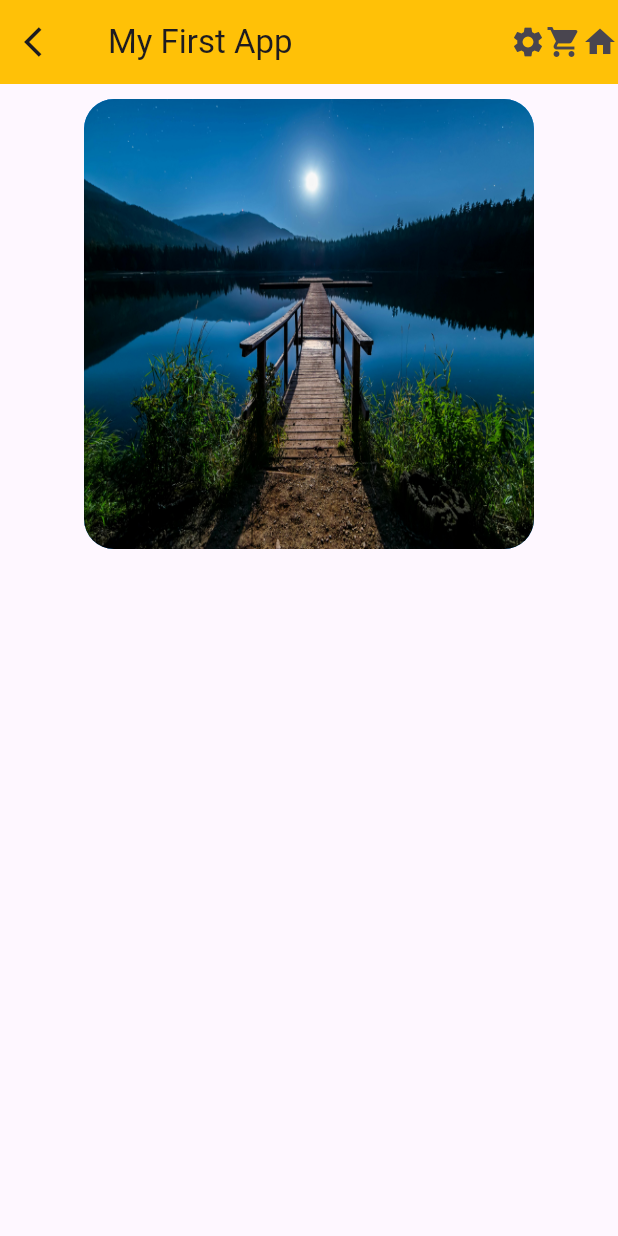
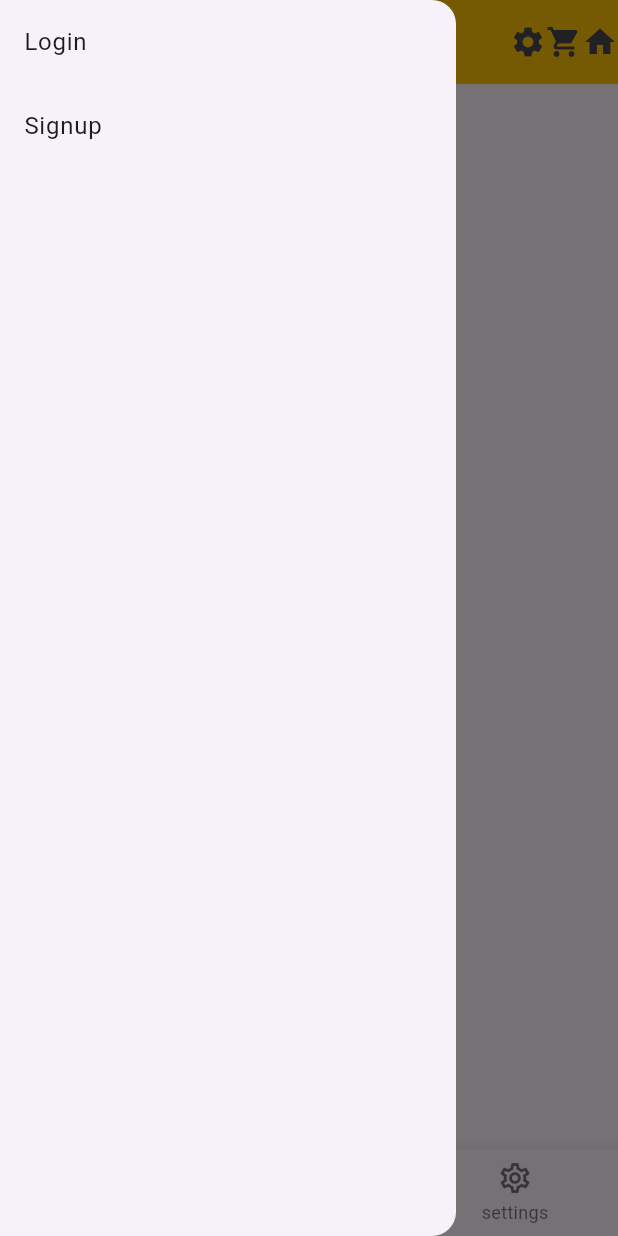
Before and after one commit to Sameer-Murtaja/gsg_flutter, a Flutter app: the MainApp screen opened by its route, with the side drawer open (before the commit the screen has no drawer), on a phone screen of 412 x 824 dp. Run offline on Flutter 3.47's test engine with Material 3 defaults, Android fonts, the phone set to English and light mode, and no system bars; network calls fail.

Commit message:
25-8-2025

```diff
--- a/lib/main.dart
+++ b/lib/main.dart
@@ -1,5 +1,6 @@
 import 'package:flutter/material.dart';
 import 'package:gsg_flutter/routes.dart';
+import 'package:gsg_flutter/screens/freelancer_details.dart';
 import 'package:gsg_flutter/screens/home.dart';
 import 'package:gsg_flutter/screens/login.dart';
 import 'package:gsg_flutter/screens/main_app.dart';
@@ -14,8 +15,11 @@ void main() {
         Routes.home: (context) => Home(),
         Routes.signup: (context) => Signup(),
         Routes.main: (context) => MainApp(),
+        Routes.freelancerDetails : (context) => FreelancerDetails()
       },
-     home: Login()));
+      home: Home(),
+    ),
+  );
 }
 
 // Built-in widgets
--- a/lib/routes.dart
+++ b/lib/routes.dart
@@ -3,4 +3,5 @@ class Routes {
   static const String signup = "/signup";
   static const String home = "/home";
   static const String main = "/main";
+  static const String freelancerDetails = "/freelancerDetails";
 }
--- a/lib/screens/main_app.dart
+++ b/lib/screens/main_app.dart
@@ -1,39 +1,69 @@
 import 'package:flutter/material.dart';
+import 'package:gsg_flutter/routes.dart';
 
-class MainApp extends StatelessWidget {
+class MainApp extends StatefulWidget {
   MainApp({super.key});
 
   @override
+  State<MainApp> createState() => _MainAppState();
+}
+
+class _MainAppState extends State<MainApp> {
+  List<Widget> screens = [Text('Home'), Text('Cart'), Text('Settings')];
+  int index = 0;
+  @override
   Widget build(BuildContext context) {
     return Scaffold(
+      drawer: Drawer(
+        child: Column(
+          children: [
+            ListTile(
+              title: Text('Login'),
+              onTap:
+                  () => Navigator.pushReplacementNamed(context, Routes.login),
+            ),
+            ListTile(
+              title: Text('Signup'),
+              onTap:
+                  () => Navigator.pushReplacementNamed(context, Routes.signup),
+            ),
+          ],
+        ),
+      ),
       appBar: AppBar(
         title: Text('My First App'),
         backgroundColor: Colors.amber,
-        leading: Icon(Icons.arrow_back_ios),
         actions: [
           Icon(Icons.settings),
           Icon(Icons.shopping_cart),
           Icon(Icons.home),
         ],
       ),
-      body: Center(
-        child: Column(
-          children: [
-            Container(
-              decoration: BoxDecoration(
-                color: Colors.blue,
-                borderRadius: BorderRadius.circular(20),
-                image: DecorationImage(
-                  image: AssetImage('assets/img.jpg'),
-                  fit: BoxFit.fill,
-                ),
-              ),
-              margin: EdgeInsets.only(bottom: 10, top: 10),
-              height: 300,
-              width: 300,
-            ),
-          ],
-        ),
+      body: Center(child: screens[index]),
+      bottomNavigationBar: BottomNavigationBar(
+        currentIndex: index,
+        onTap: (value) {
+          setState(() {
+            index = value;
+          });
+        },
+        items: [
+          BottomNavigationBarItem(
+            icon: Icon(Icons.home),
+            label: 'Home',
+            activeIcon: Icon(Icons.home_filled),
+          ),
+          BottomNavigationBarItem(
+            icon: Icon(Icons.shopping_bag_outlined),
+            activeIcon: Icon(Icons.shopping_bag),
+            label: 'Cart',
+          ),
+          BottomNavigationBarItem(
+            icon: Icon(Icons.settings_outlined),
+            activeIcon: Icon(Icons.settings),
+            label: 'settings',
+          ),
+        ],
       ),
     );
   }
--- a/lib/screens/signup.dart
+++ b/lib/screens/signup.dart
@@ -20,6 +20,7 @@ class Signup extends StatelessWidget {
       body: Center(
         child: Form(
           key: _formKey,
+          child: SingleChildScrollView(
             child: Column(
               children: [
                 Image.network(
@@ -85,6 +86,7 @@ class Signup extends StatelessWidget {
             ),
           ),
         ),
+      ),
     );
   }
 
```
Also changed, not shown: lib/data/freelancer_model.dart (added, +9 -0 lines), lib/screens/freelancer_details.dart (added, +29 -0 lines), lib/screens/home.dart (+98 -70 lines), lib/widgets/freelancer_info.dart (deleted, +0 -33 lines), lib/widgets/freelancer_info_widget.dart (added, +37 -0 lines). Lines whose indentation alone changed are shown as unchanged.
